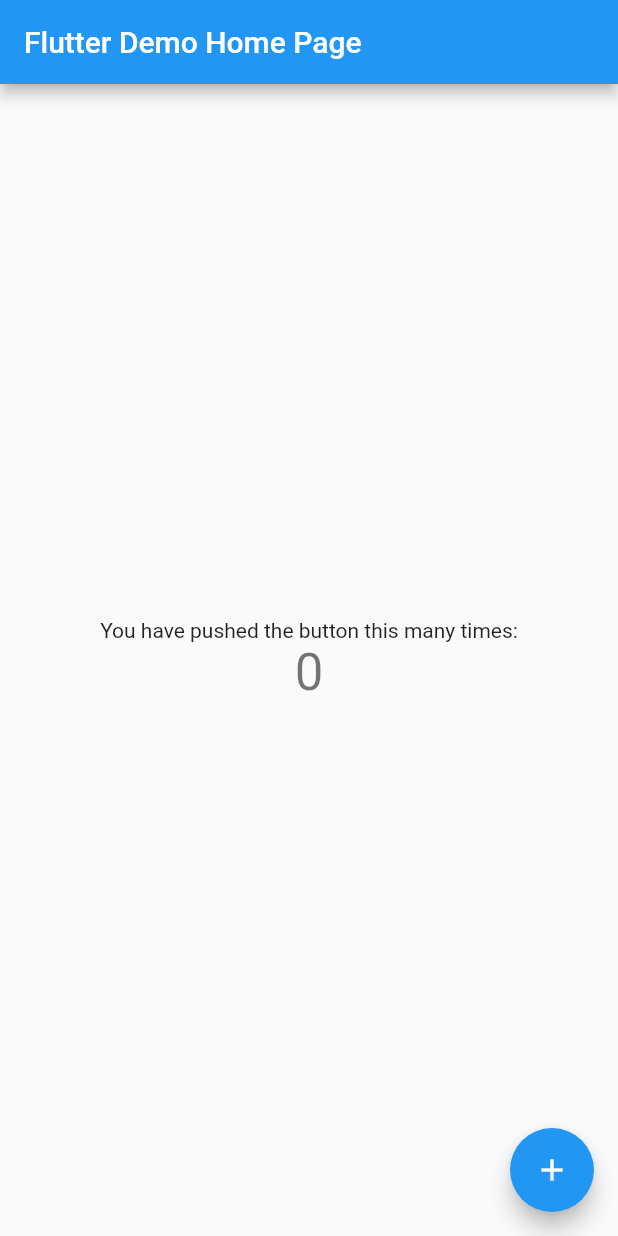
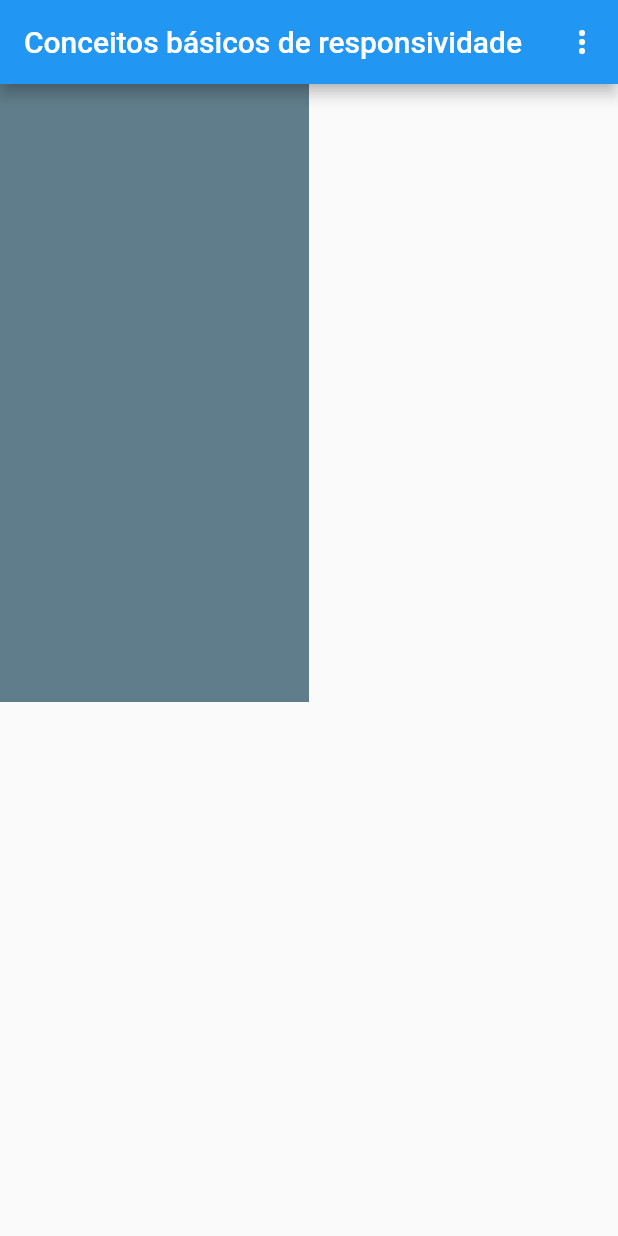
Before and after one commit to matheusEduardoTavares/FlutterResponsividade, a Flutter app: the screen it shows after launch, on a phone screen of 412 x 824 dp. Run offline on Flutter 3.47's test engine with Material 2 defaults, Android fonts, the phone set to English and light mode, and no system bars; our stand-ins replace device_preview.

Commit message:
Aula 04 - Responsividade Basica - finalizada

```diff
--- a/exemplo1/lib/main.dart
+++ b/exemplo1/lib/main.dart
@@ -1,4 +1,5 @@
 import 'package:device_preview/device_preview.dart';
+import 'package:exemplo1/screen_definition/screen_definition.dart';
 import 'package:flutter/material.dart';
 
 void main() {
@@ -8,22 +9,23 @@
   runApp(
     DevicePreview(
       builder: (_) => MyApp(),
+      ///Ativa / desativa o [DevicePreview]
+      enabled: true,
     ),
   );
 }
 
 class MyApp extends StatelessWidget {
-  // This widget is the root of your application.
   @override
   Widget build(BuildContext context) {
     return MaterialApp(
       builder: DevicePreview.appBuilder,
       locale: DevicePreview.locale(context),
-      title: 'Flutter Demo',
+      title: 'Conceitos básicos de responsividade',
       theme: ThemeData(
         primarySwatch: Colors.blue,
       ),
-      home: MyHomePage(title: 'Flutter Demo Home Page'),
+      home: MyHomePage(title: 'Conceitos básicos de responsividade'),
     );
   }
 }
@@ -37,38 +39,49 @@
 }
 
 class _MyHomePageState extends State<MyHomePage> {
-  int _counter = 0;
+  var _screen = ScreenDefinition.twentyFive;
 
-  void _incrementCounter() {
-    setState(() {
-      _counter++;
-    });
-  }
 
   @override
   Widget build(BuildContext context) {
+    final size = MediaQuery.of(context).size;
     return Scaffold(
       appBar: AppBar(
-        title: Text(widget.title),
+        title: FittedBox(child: Text(widget.title)),
+        actions: [
+          PopupMenuButton(
+            onSelected: (value) {
+              setState(() {
+                _screen = value;
+              });
+            },
+            itemBuilder: (_) => [
+              PopupMenuItem(
+                child: const Text('Container ocupando 25% da tela (à esquerda)'),
+                value: ScreenDefinition.twentyFive,
+              ),
+              PopupMenuItem(
+                child: const Text('Container ocupando 75% da altura da tela e 50% da largura (centralizado)'),
+                value: ScreenDefinition.fifty,
+              ),
+            ],
+          ),
+        ],
       ),
-      body: Center(
-        child: Column(
-          mainAxisAlignment: MainAxisAlignment.center,
-          children: <Widget>[
-            Text(
-              'You have pushed the button this many times:',
-            ),
-            Text(
-              '$_counter',
-              style: Theme.of(context).textTheme.headline4,
-            ),
-          ],
-        ),
-      ),
-      floatingActionButton: FloatingActionButton(
-        onPressed: _incrementCounter,
-        tooltip: 'Increment',
-        child: Icon(Icons.add),
+      body: Row(
+        mainAxisAlignment: _screen == ScreenDefinition.twentyFive ? MainAxisAlignment.start : MainAxisAlignment.center,
+        children: [
+          Column(
+            mainAxisAlignment: _screen == ScreenDefinition.twentyFive ? MainAxisAlignment.start : MainAxisAlignment.center,
+            children: [
+              Container(
+                color: Colors.blueGrey,
+                height: _screen == ScreenDefinition.twentyFive ? size.height / 2 : size.height * 0.75,
+                width: size.width / 2,
+              ),
+            ],
+          ),
+        ],
       ),
     );
   }
--- /dev/null
+++ b/exemplo1/lib/screen_definition/screen_definition.dart
@@ -0,0 +1,4 @@
+enum ScreenDefinition {
+  twentyFive,
+  fifty,
+}
```
